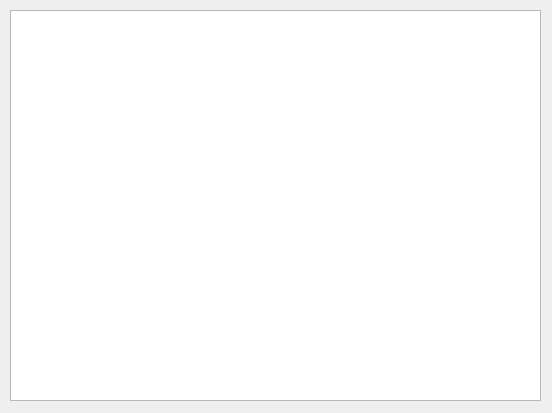
Qt form CogWheelManager/cogwheelmanagerloggingdialog.ui (clockworkengineer/CogWheel) before a commit.
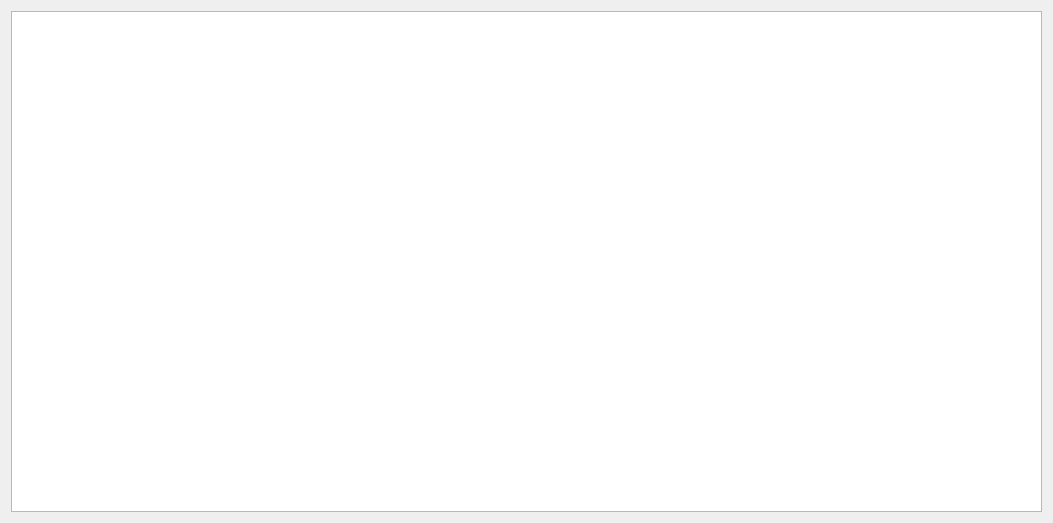
The same form after that commit.

Commit message: CogWheelManage noew uses QStringListModel and QListView for logging window.

What changed in the file:
```diff
--- a/CogWheelManager/cogwheelmanagerloggingdialog.ui
+++ b/CogWheelManager/cogwheelmanagerloggingdialog.ui
@@ -6,23 +6,22 @@
    <rect>
     <x>0</x>
     <y>0</y>
-    <width>552</width>
-    <height>413</height>
+    <width>1053</width>
+    <height>523</height>
    </rect>
   </property>
   <property name="windowTitle">
    <string>CogWheel Server Log</string>
   </property>
-  <widget class="QTextEdit" name="logTextArea">
-   <property name="geometry">
-    <rect>
-     <x>10</x>
-     <y>10</y>
-     <width>531</width>
-     <height>391</height>
-    </rect>
-   </property>
-  </widget>
+  <layout class="QVBoxLayout" name="verticalLayout">
+   <item>
+    <layout class="QVBoxLayout" name="verticalLayout_2">
+     <item>
+      <widget class="QListView" name="logListView"/>
+     </item>
+    </layout>
+   </item>
+  </layout>
  </widget>
  <resources/>
  <connections/>
```
Left out of the diff: 2 changed lines with no effect on the pictures. The commit also changes 8 other files.
